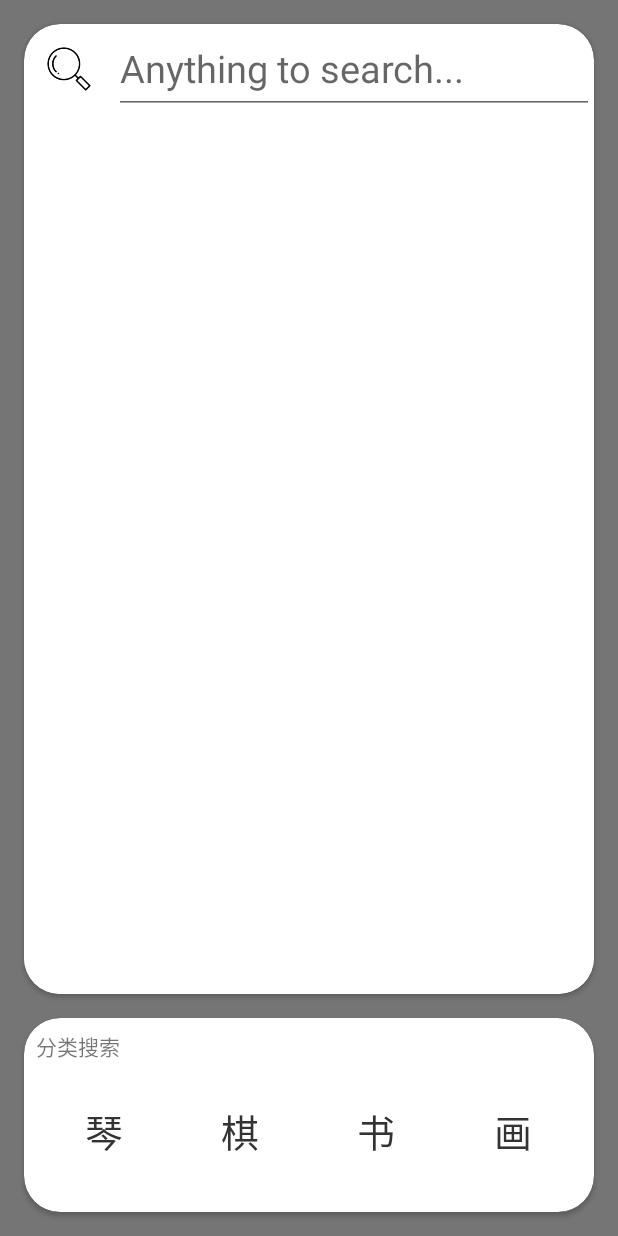
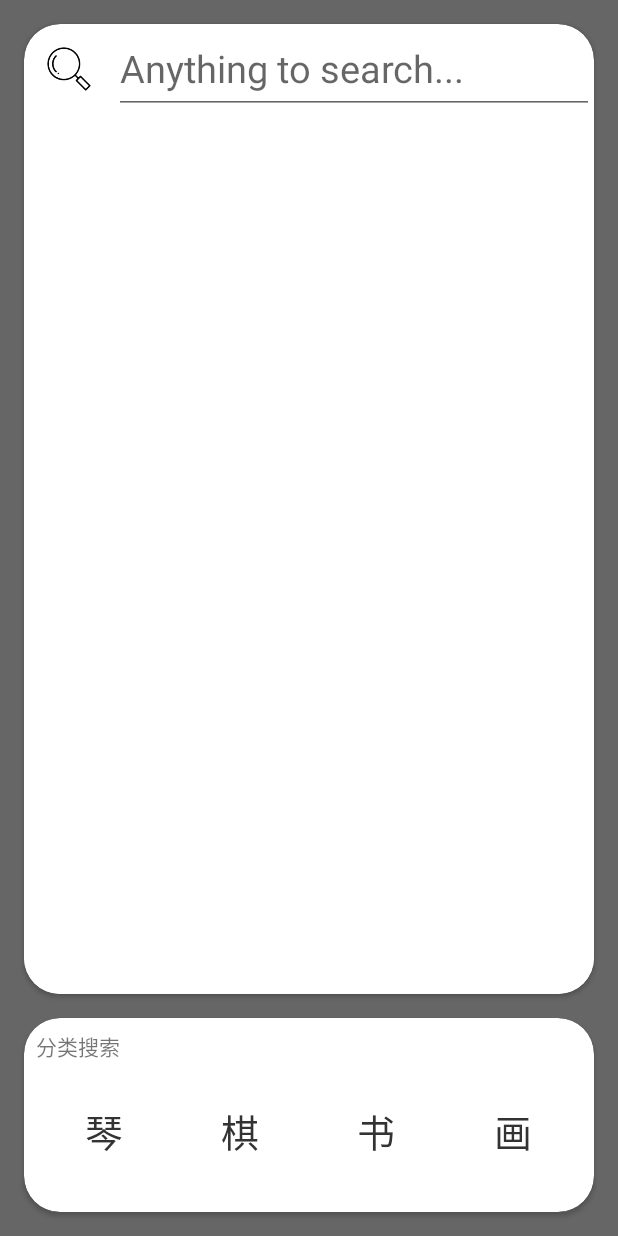
Before and after one commit to RainkQ/Tradislation, an Android app: the screen it shows after launch (MainActivity), on a phone screen of 412 x 824 dp. Run offline under Robolectric (Android 15) with nearby library versions, the phone set to English and light mode, and no system bars; libraries missing offline, so code that uses them is left out: com.jaeger.library, org.litepal; 8 statements that could not run were skipped.

Commit message:
TODO : 修复大类列表第一次难以点击 添加三个主题颜色 theme_yellow theme_gray theme_pink

```diff
--- a/app/build.gradle
+++ b/app/build.gradle
@@ -21,6 +21,7 @@ android {
 dependencies {
     implementation fileTree(dir: 'libs', include: ['*.jar'])
     implementation 'com.android.support:appcompat-v7:28.0.0'
+    implementation 'com.android.support:design:28.0.0'
     implementation 'com.android.support.constraint:constraint-layout:1.1.3'
     testImplementation 'junit:junit:4.12'
     androidTestImplementation 'com.android.support.test:runner:1.0.2'
@@ -35,4 +36,7 @@ dependencies {
 
     implementation 'com.squareup.okhttp3:okhttp:3.7.0'
     implementation 'com.google.code.gson:gson:2.8.0'
+
+
+    implementation 'com.jaeger.statusbarutil:library:1.5.1'
 }
--- /dev/null
+++ b/app/src/main/java/tk/tnicy/tradislation/activities/BaseActivity.java
@@ -0,0 +1,16 @@
+package tk.tnicy.tradislation.activities;
+
+import android.app.Activity;
+import android.os.Bundle;
+import android.support.annotation.Nullable;
+import com.jaeger.library.StatusBarUtil;
+
+public class BaseActivity extends Activity {
+    @Override
+    protected void onCreate(@Nullable Bundle savedInstanceState) {
+        super.onCreate(savedInstanceState);
+
+        StatusBarUtil.setTransparent(this);
+
+    }
+}
--- a/app/src/main/java/tk/tnicy/tradislation/activities/DetailActivity.java
+++ b/app/src/main/java/tk/tnicy/tradislation/activities/DetailActivity.java
@@ -1,6 +1,5 @@
 package tk.tnicy.tradislation.activities;
 
-import android.app.Activity;
 import android.content.Intent;
 import android.os.Bundle;
 import android.support.v4.app.ActivityOptionsCompat;
@@ -14,7 +13,7 @@ import tk.tnicy.tradislation.R;
 import tk.tnicy.tradislation.entities.Translation;
 import tk.tnicy.tradislation.entities.TranslationImageAdapter;
 
-public class DetailActivity extends Activity {
+public class DetailActivity extends BaseActivity {
 
     private static final String TAG = "DetailActivity";
 
--- a/app/src/main/java/tk/tnicy/tradislation/activities/MainActivity.java
+++ b/app/src/main/java/tk/tnicy/tradislation/activities/MainActivity.java
@@ -1,6 +1,5 @@
 package tk.tnicy.tradislation.activities;
 
-import android.app.Activity;
 import android.content.Intent;
 import android.os.Bundle;
 import android.support.v4.app.ActivityOptionsCompat;
@@ -24,7 +23,7 @@ import java.util.List;
 
 import static org.litepal.LitePalApplication.getContext;
 
-public class MainActivity extends Activity {
+public class MainActivity extends BaseActivity {
 
     private static final String TAG = "MainActivity";
 
--- a/app/src/main/java/tk/tnicy/tradislation/activities/TypeActivity.java
+++ b/app/src/main/java/tk/tnicy/tradislation/activities/TypeActivity.java
@@ -1,6 +1,5 @@
 package tk.tnicy.tradislation.activities;
 
-import android.app.Activity;
 import android.content.Intent;
 import android.os.Bundle;
 import android.support.v4.app.ActivityOptionsCompat;
@@ -20,7 +19,7 @@ import tk.tnicy.tradislation.entities.Translation;
 import java.util.ArrayList;
 import java.util.List;
 
-public class TypeActivity extends Activity {
+public class TypeActivity extends BaseActivity {
 
 
     private static final String TAG = "TypeActivity";
--- a/app/src/main/res/layout/activity_main.xml
+++ b/app/src/main/res/layout/activity_main.xml
@@ -5,8 +5,9 @@
         xmlns:app="http://schemas.android.com/apk/res-auto"
         android:layout_width="match_parent"
         android:layout_height="match_parent"
-        android:background="@color/gray"
+        android:background="@color/theme_gray"
         tools:context=".activities.MainActivity"
+        android:fitsSystemWindows="true"
         android:orientation="vertical">
 
     <android.support.v7.widget.CardView
--- a/app/src/main/res/layout/activity_type.xml
+++ b/app/src/main/res/layout/activity_type.xml
@@ -6,7 +6,8 @@
         android:layout_width="match_parent"
         android:layout_height="match_parent"
         android:orientation="vertical"
-        android:background="#aa757575"
+        android:background="#33757575"
+        android:fitsSystemWindows="true"
         tools:context=".activities.TypeActivity">
 
 
```
Also changed, not shown: app/src/main/res/layout/activity_detail.xml (+4 -3 lines).
